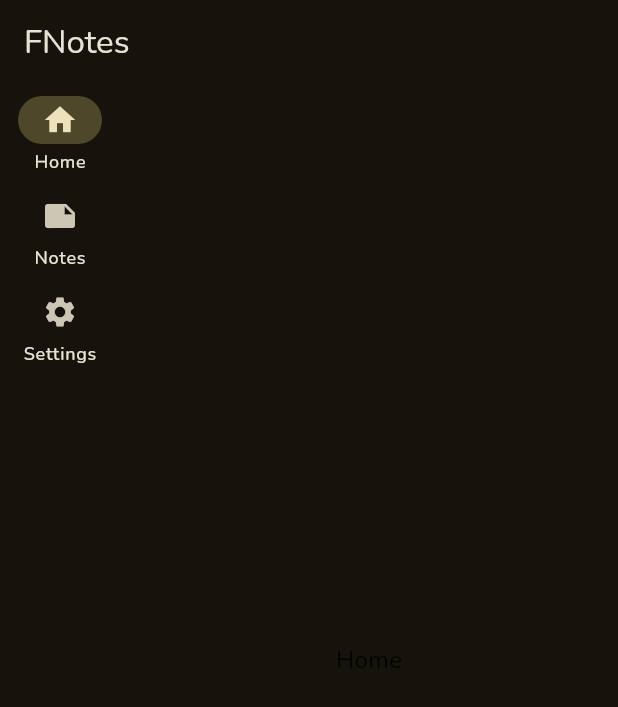
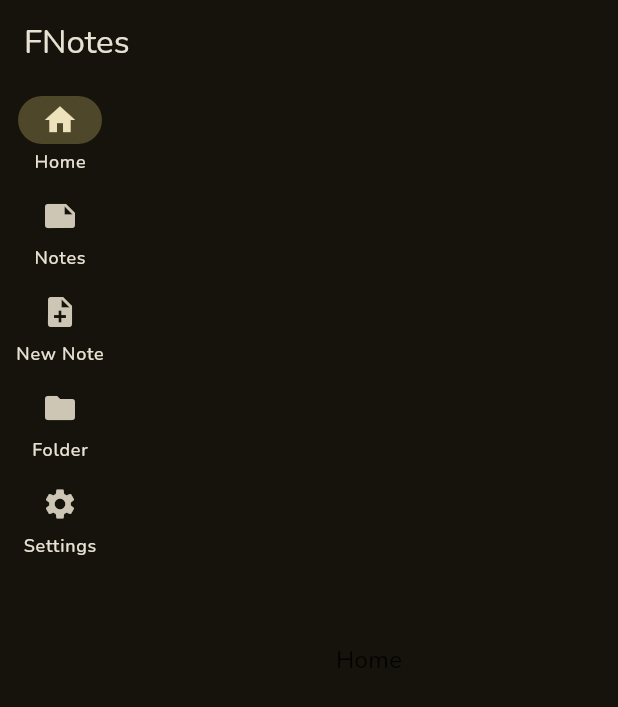
Before and after one commit to HeronGuerrieri/fnotes, a Flutter app: the screen it shows after launch, after a tap on "Home", on a phone screen of 412 x 824 dp. Shown: the top 707 px of the screen. Run offline on Flutter 3.47's test engine with Material 3 defaults, Android fonts, the phone set to English and light mode, and no system bars; our stand-ins replace google_fonts; generated files the repository leaves out were written again.

Commit message:
feat: base intl and system translation

```diff
--- /dev/null
+++ b/l10n.yaml
@@ -0,0 +1,3 @@
+arb-dir: lib/l10n
+template-arb-file: app_en.arb
+output-localization-file: app_localizations.dart
--- a/lib/app.dart
+++ b/lib/app.dart
@@ -2,7 +2,9 @@ import 'package:f_notes/ui/core/themes/color_theme.dart';
 import 'package:f_notes/ui/core/themes/text_theme.dart';
 import 'package:f_notes/ui/core/ui/base_screen.dart';
 import 'package:flutter/material.dart';
+import 'package:flutter_localizations/flutter_localizations.dart';
 import 'package:google_fonts/google_fonts.dart';
+import 'package:flutter_gen/gen_l10n/app_localizations.dart';
 
 class MyApp extends StatefulWidget {
   const MyApp({super.key});
@@ -21,7 +23,13 @@ class _MyAppState extends State<MyApp> {
           textTheme: AppTextTheme.textTheme,
           fontFamily: GoogleFonts.nunito().fontFamily,
         ),
-      home: BaseScreen()
-    );
+        localizationsDelegates: AppLocalizations.localizationsDelegates,
+        supportedLocales: [
+          Locale('pt'), // Portuguese
+          Locale('en'), // English
+          Locale('it') // Italian
+        ],
+
+        home: BaseScreen());
   }
 }
--- /dev/null
+++ b/lib/l10n/app_en.arb
@@ -0,0 +1,7 @@
+{
+  "home": "Home",
+  "notes": "Notes",
+  "settings": "Settings",
+  "folder": "Folder",
+  "new_note": "New Note"
+}
--- /dev/null
+++ b/lib/l10n/app_it.arb
@@ -0,0 +1,7 @@
+{
+  "home": "Home",
+  "notes": "Note",
+  "settings": "Impostazioni",
+  "folder": "Cartella",
+  "new_note": "Nuova nota"
+}
--- /dev/null
+++ b/lib/l10n/app_pt.arb
@@ -0,0 +1,7 @@
+{
+  "home": "Home",
+  "notes": "Notas",
+  "settings": "Configurações",
+  "folder": "Pastas",
+  "new_note": "Nova Nota"
+}
--- a/lib/main.dart
+++ b/lib/main.dart
@@ -1,7 +1,11 @@
+import 'dart:io';
+
 import 'package:flutter/material.dart';
 
 import 'app.dart';
 
 void main() {
+  WidgetsFlutterBinding.ensureInitialized();
+
   runApp(const MyApp());
 }
--- a/lib/ui/core/ui/base_screen.dart
+++ b/lib/ui/core/ui/base_screen.dart
@@ -1,4 +1,5 @@
 import 'package:flutter/material.dart';
+import 'package:flutter_gen/gen_l10n/app_localizations.dart';
 
 class BaseScreen extends StatefulWidget {
   const BaseScreen({super.key});
@@ -10,16 +11,31 @@ class BaseScreen extends StatefulWidget {
 class _BaseScreenState extends State<BaseScreen> {
   int _selectedIndex = 0;
 
-  final _pages = [
-    const Center(child: Text('Home')),
-    const Center(child: Text('Notes')),
-    const Center(child: Text('Settings')),
-  ];
+  late final List<Widget> _pages;
 
   selectedIndex(int value) {
     setState(() {
       _selectedIndex = value;
     });
+  }
+
+  @override
+  void initState() {
+    super.initState();
+    // Inicialize outras variáveis aqui se necessário
+  }
+
+  @override
+  void didChangeDependencies() {
+    super.didChangeDependencies();
+    // Inicialize a lista _pages dentro de didChangeDependencies
+    _pages = [
+      Center(child: Text(AppLocalizations.of(context)!.home)),
+      Center(child: Text(AppLocalizations.of(context)!.notes)),
+      Center(child: Text(AppLocalizations.of(context)!.new_note)),
+      Center(child: Text(AppLocalizations.of(context)!.folder)),
+      Center(child: Text(AppLocalizations.of(context)!.settings)),
+    ];
   }
 
   @override
@@ -43,6 +59,15 @@ class _BaseScreenState extends State<BaseScreen> {
                 icon: Icon(Icons.note),
                 label: Text('Notes'),
               ),
+              // New Note
+              NavigationRailDestination(
+                icon: Icon(Icons.note_add),
+                label: Text('New Note'),
+              ),
+              NavigationRailDestination(
+                icon: Icon(Icons.folder),
+                label: Text('Folder'),
+              ),
               NavigationRailDestination(
                 icon: Icon(Icons.settings),
                 label: Text('Settings'),
--- a/pubspec.yaml
+++ b/pubspec.yaml
@@ -35,6 +35,9 @@ dependencies:
   # Use with the CupertinoIcons class for iOS style icons.
   cupertino_icons: ^1.0.8
   google_fonts: ^6.2.1
+  flutter_localizations:
+    sdk: flutter
+  intl: any
 
 dev_dependencies:
   flutter_test:
@@ -52,6 +55,7 @@ dev_dependencies:
 
 # The following section is specific to Flutter packages.
 flutter:
+  generate: true
 
   # The following line ensures that the Material Icons font is
   # included with your application, so that you can use the icons in
```
Also changed, not shown: pubspec.lock. Lines whose indentation alone changed are shown as unchanged.
